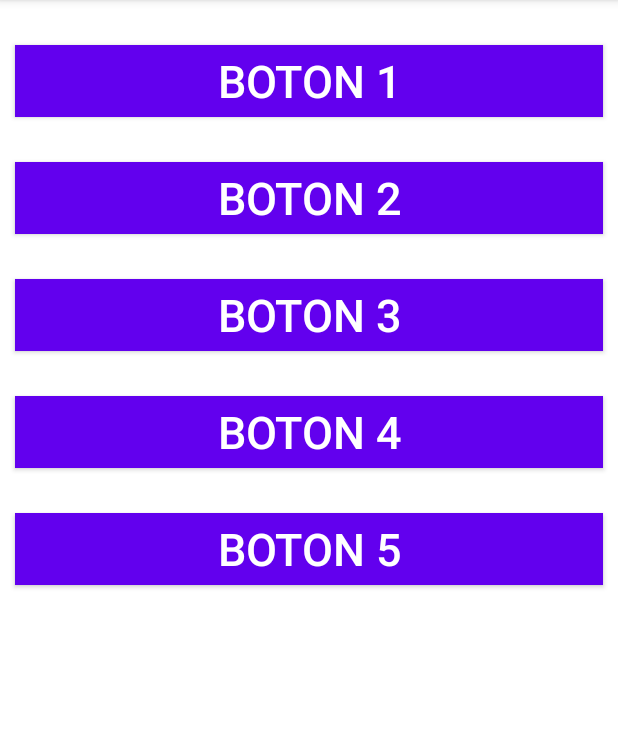
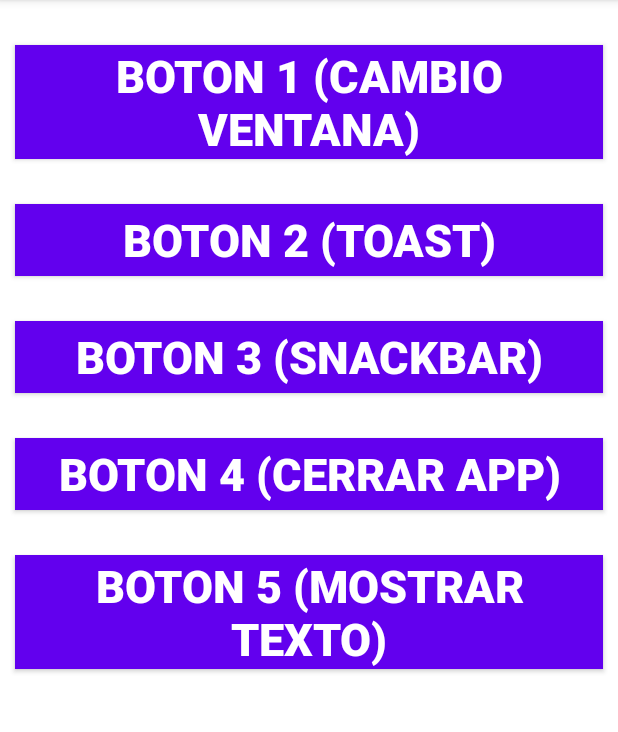
Before and after one commit to Ruben-RM/AppExtra1-Menu, an Android app: the screen it shows after launch (MainActivity), on a phone screen of 412 x 824 dp, the part 84-816 px from its top. Run offline under Robolectric (Android 15) with nearby library versions, the phone set to English and light mode, and no system bars.

Commit message:
v0.3 - Botones 4 y 5 funcionales

```diff
--- a/app/build.gradle.kts
+++ b/app/build.gradle.kts
@@ -5,7 +5,7 @@ plugins {
 
 android {
     namespace = "com.example.appextra1_menu"
-    compileSdk = 34
+    compileSdk = 35
 
     defaultConfig {
         applicationId = "com.example.appextra1_menu"
--- a/app/src/main/java/com/example/appextra1_menu/MainActivity.kt
+++ b/app/src/main/java/com/example/appextra1_menu/MainActivity.kt
@@ -1,20 +1,77 @@
 package com.example.appextra1_menu
 
 import android.os.Bundle
+import android.view.View
+import android.widget.TextView
 import androidx.activity.enableEdgeToEdge
 import androidx.appcompat.app.AppCompatActivity
+import androidx.appcompat.widget.AppCompatButton
+import androidx.collection.emptyLongSet
 import androidx.core.view.ViewCompat
 import androidx.core.view.WindowInsetsCompat
 
 class MainActivity : AppCompatActivity() {
+
+    lateinit var btn_1:AppCompatButton
+    lateinit var btn_2:AppCompatButton
+    lateinit var btn_3:AppCompatButton
+    lateinit var btn_4:AppCompatButton
+    lateinit var btn_5:AppCompatButton
+    lateinit var tv_btn_5:TextView
+
     override fun onCreate(savedInstanceState: Bundle?) {
         super.onCreate(savedInstanceState)
         enableEdgeToEdge()
         setContentView(R.layout.activity_main)
+
+        initComponents()
+        initListeners()
+
         ViewCompat.setOnApplyWindowInsetsListener(findViewById(R.id.main)) { v, insets ->
             val systemBars = insets.getInsets(WindowInsetsCompat.Type.systemBars())
             v.setPadding(systemBars.left, systemBars.top, systemBars.right, systemBars.bottom)
             insets
         }
     }
+
+    fun initComponents()
+    {
+        btn_1 = findViewById(R.id.btn_1)
+        btn_2 = findViewById(R.id.btn_2)
+        btn_3 = findViewById(R.id.btn_3)
+        btn_4 = findViewById(R.id.btn_4)
+        btn_5 = findViewById(R.id.btn_5)
+        tv_btn_5 = findViewById(R.id.tv_btn_5)
+    }
+
+    fun initListeners()
+    {
+        btn_1.setOnClickListener()
+        {
+
+        }
+
+        btn_2.setOnClickListener()
+        {
+
+        }
+
+        btn_3.setOnClickListener()
+        {
+
+        }
+
+        btn_4.setOnClickListener()
+        {
+            finishAffinity()
+        }
+
+        btn_5.setOnClickListener()
+        {
+            if (tv_btn_5.visibility == View.VISIBLE)
+                tv_btn_5.visibility = View.INVISIBLE
+            else
+                tv_btn_5.visibility = View.VISIBLE
+        }
+    }
 }
--- a/app/src/main/res/layout/activity_main.xml
+++ b/app/src/main/res/layout/activity_main.xml
@@ -23,6 +23,7 @@
             android:layout_marginHorizontal="10dp"
             android:text="@string/boton_1"
             android:textSize="30sp"
+            android:textStyle="bold"
             android:textColor="@color/white"
             android:background="@color/purple_500"
             android:id="@+id/btn_1"/>
@@ -34,6 +35,7 @@
             android:layout_marginHorizontal="10dp"
             android:text="@string/boton_2"
             android:textSize="30sp"
+            android:textStyle="bold"
             android:textColor="@color/white"
             android:background="@color/purple_500"
             android:id="@+id/btn_2"/>
@@ -45,6 +47,7 @@
             android:layout_marginHorizontal="10dp"
             android:text="@string/boton_3"
             android:textSize="30sp"
+            android:textStyle="bold"
             android:textColor="@color/white"
             android:background="@color/purple_500"
             android:id="@+id/btn_3"/>
@@ -56,6 +59,7 @@
             android:layout_marginHorizontal="10dp"
             android:text="@string/boton_4"
             android:textSize="30sp"
+            android:textStyle="bold"
             android:textColor="@color/white"
             android:background="@color/purple_500"
             android:id="@+id/btn_4"/>
@@ -67,10 +71,23 @@
             android:layout_marginHorizontal="10dp"
             android:text="@string/boton_5"
             android:textSize="30sp"
+            android:textStyle="bold"
             android:textColor="@color/white"
             android:background="@color/purple_500"
             android:id="@+id/btn_5"/>
 
+        <TextView
+            android:layout_width="match_parent"
+            android:layout_height="wrap_content"
+            android:textSize="25sp"
+            android:text="@string/tv_texto_btn5"
+            android:textStyle="bold"
+            android:textAlignment="center"
+            android:layout_marginTop="30dp"
+            android:layout_marginHorizontal="10dp"
+            android:id="@+id/tv_btn_5"
+            android:visibility="invisible"/>
+
     </LinearLayout>
 
 </androidx.constraintlayout.widget.ConstraintLayout>
--- a/app/src/main/res/values/strings.xml
+++ b/app/src/main/res/values/strings.xml
@@ -1,8 +1,9 @@
 <resources>
     <string name="app_name">App Menu</string>
-    <string name="boton_1">Boton 1</string>
-    <string name="boton_2">Boton 2</string>
-    <string name="boton_3">Boton 3</string>
-    <string name="boton_4">Boton 4</string>
-    <string name="boton_5">Boton 5</string>
+    <string name="boton_1">Boton 1 (Cambio Ventana)</string>
+    <string name="boton_2">Boton 2 (Toast)</string>
+    <string name="boton_3">Boton 3 (Snackbar)</string>
+    <string name="boton_4">Boton 4 (Cerrar App)</string>
+    <string name="boton_5">Boton 5 (Mostrar Texto)</string>
+    <string name="tv_texto_btn5">Si estás viendo esto, es que le diste al botón de arriba.</string>
 </resources>
```
